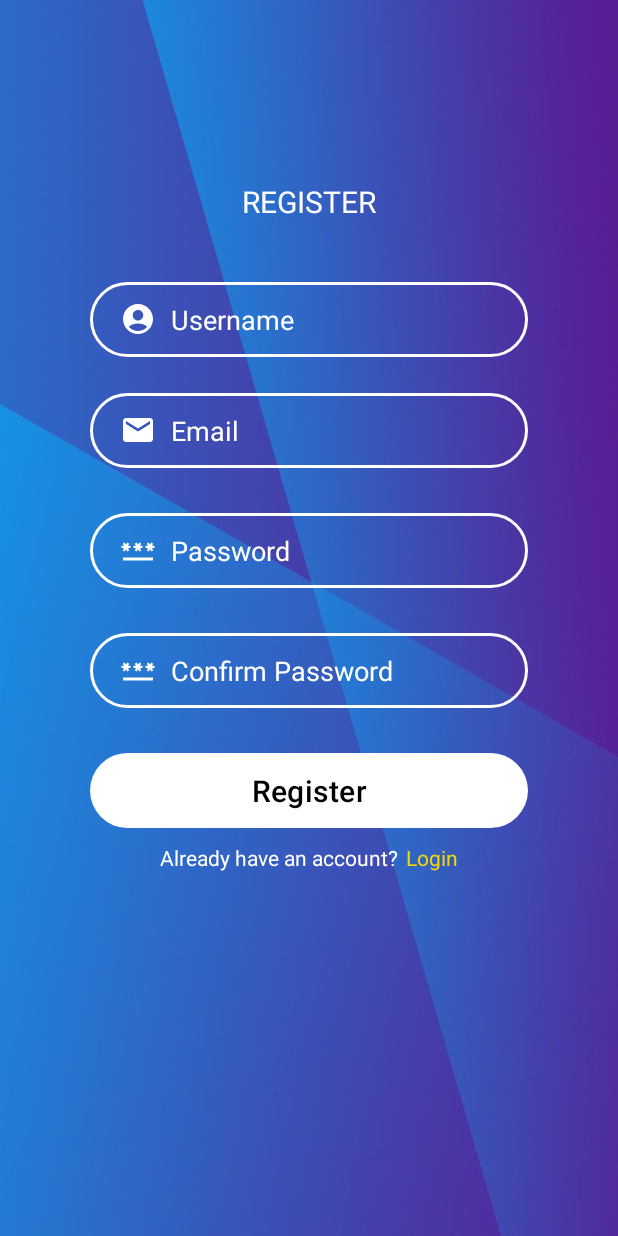
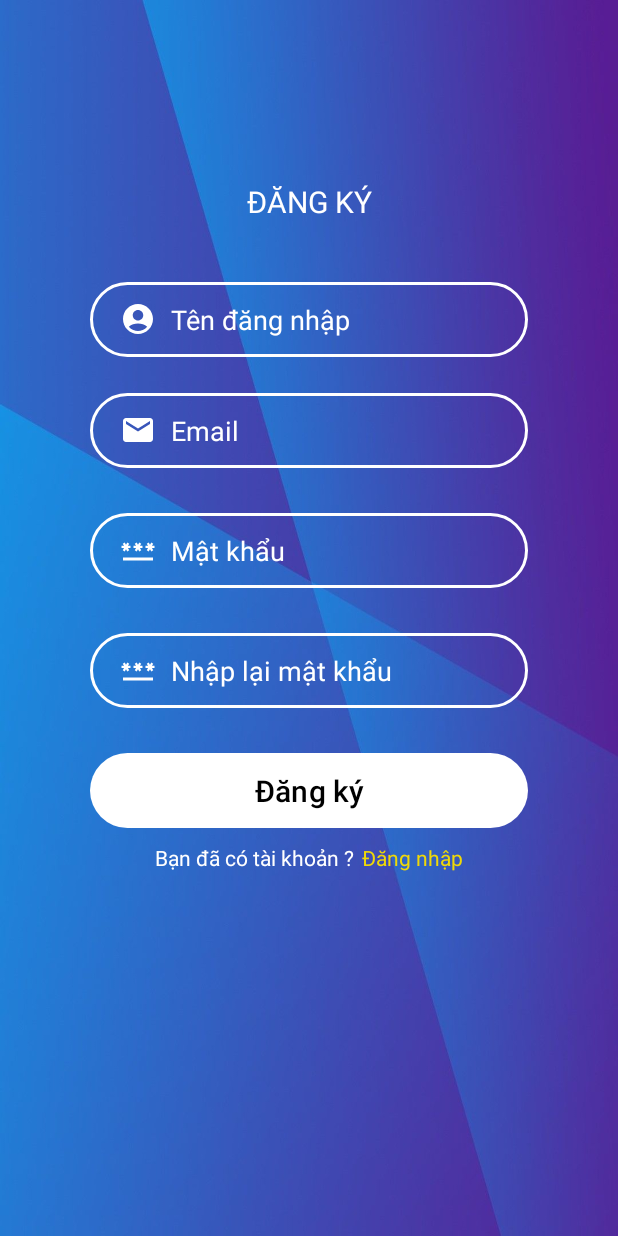
Before and after one commit to vuthanhcong02/Android, an Android app: the RegisterActivity screen opened directly, with no data from a screen before it, on a phone screen of 412 x 824 dp. Run offline under Robolectric (Android 15) with nearby library versions, the phone set to English and light mode, and no system bars.

Commit message:
switch input text -> Vietnamese

```diff
--- a/app/src/main/res/layout/activity_register.xml
+++ b/app/src/main/res/layout/activity_register.xml
@@ -13,7 +13,7 @@
         android:layout_height="wrap_content"
         android:layout_marginTop="80dp"
         android:layout_marginBottom="635dp"
-        android:text="Register"
+        android:text="Đăng ký"
         android:textAllCaps="true"
         android:textColor="@color/white"
         android:textSize="20sp"
@@ -56,7 +56,7 @@
         android:drawableLeft="@drawable/icon_username"
         android:drawablePadding="10dp"
         android:ems="10"
-        android:hint="Username"
+        android:hint="Tên đăng nhập"
         android:inputType="text"
         android:paddingStart="20dp"
         android:textColor="@color/white"
@@ -77,7 +77,7 @@
         android:drawableLeft="@drawable/icon_password"
         android:drawablePadding="10dp"
         android:ems="10"
-        android:hint="Password"
+        android:hint="Mật khẩu"
         android:inputType="textPassword"
         android:paddingStart="20dp"
         android:textColor="@color/white"
@@ -95,7 +95,7 @@
         android:drawableLeft="@drawable/icon_password"
         android:drawablePadding="10dp"
         android:ems="10"
-        android:hint="Confirm Password"
+        android:hint="Nhập lại mật khẩu"
         android:inputType="textPassword"
         android:paddingStart="20dp"
         android:textColor="@color/white"
@@ -110,7 +110,7 @@
         android:layout_height="50dp"
         android:layout_marginTop="30dp"
         android:background="@drawable/btn_bg"
-        android:text="Register"
+        android:text="Đăng ký"
         android:textColor="@color/black"
         android:textSize="20dp"
         app:backgroundTint="@color/white"
@@ -130,7 +130,7 @@
             android:layout_width="wrap_content"
             android:layout_height="wrap_content"
             android:layout_marginTop="10dp"
-            android:text="Already have an account?"
+            android:text="Bạn đã có tài khoản ?"
             android:textColor="@color/white" />
 
         <TextView
@@ -139,7 +139,7 @@
             android:layout_height="wrap_content"
             android:layout_marginLeft="5dp"
             android:layout_marginTop="10dp"
-            android:text="Login"
+            android:text="Đăng nhập"
             android:textColor="#EFD808" />
     </LinearLayout>
 </androidx.constraintlayout.widget.ConstraintLayout>
```
Also changed, not shown: app/src/main/res/layout/activity_login.xml (+6 -6 lines).
